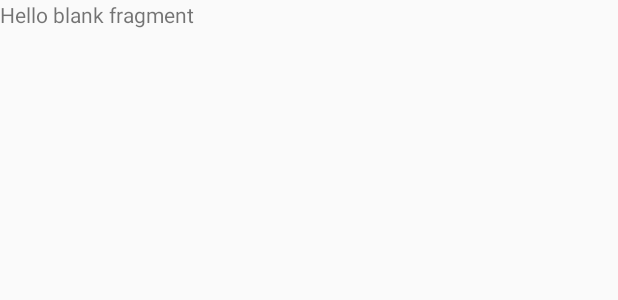
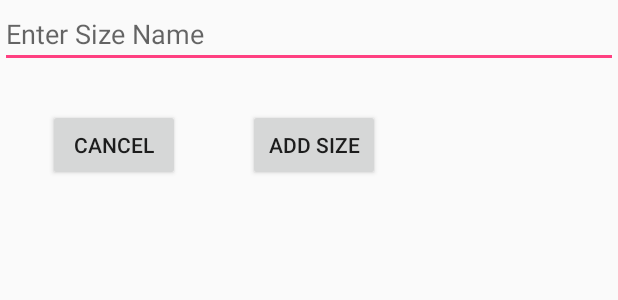
Before and after one commit to TSNichols/FoodLab, an Android app: the layout fragment_add_unit_size.xml on its own in the app's theme, with its tools: preview values and no code run, on a phone screen of 412 x 824 dp. Shown: the top 300 px of the screen. Run offline under Robolectric (Android 15) with nearby library versions, the phone set to English and light mode, and no system bars.

Commit message:
setup new size fragment with buttons

```diff
--- a/app/src/main/java/tsnichols/foodlab/Ingredients_Screen.java
+++ b/app/src/main/java/tsnichols/foodlab/Ingredients_Screen.java
@@ -24,4 +24,10 @@ public class Ingredients_Screen extends AppCompatActivity {
         addIngredient.show(getFragmentManager(),"AddIngredient");
     }
 
+    public void Add_Size_Method(View v){
+
+        AddUnitSize addUnitSize = new AddUnitSize();
+        addUnitSize.show(getFragmentManager(), "AddUnitSize");
+    }
+
 }
--- a/app/src/main/res/layout/fragment_add_unit_size.xml
+++ b/app/src/main/res/layout/fragment_add_unit_size.xml
@@ -1,13 +1,39 @@
-<FrameLayout xmlns:android="http://schemas.android.com/apk/res/android"
+<RelativeLayout xmlns:android="http://schemas.android.com/apk/res/android"
     xmlns:tools="http://schemas.android.com/tools"
     android:layout_width="match_parent"
     android:layout_height="match_parent"
     tools:context="tsnichols.foodlab.AddUnitSize">
 
-    <!-- TODO: Update blank fragment layout -->
-    <TextView
+    <EditText
         android:layout_width="match_parent"
-        android:layout_height="match_parent"
-        android:text="@string/hello_blank_fragment" />
+        android:layout_height="wrap_content"
+        android:id="@+id/editText_enter_size_name"
+        android:layout_alignParentTop="true"
+        android:layout_alignParentLeft="true"
+        android:layout_alignParentStart="true"
+        android:hint="@string/enter_new_size" />
 
-</FrameLayout>
+    <Button
+        android:layout_width="wrap_content"
+        android:layout_height="wrap_content"
+        android:text="@string/add_size_cancel"
+        android:id="@+id/btn_dialog_cancel_size"
+        android:layout_below="@+id/editText_enter_size_name"
+        android:layout_alignParentLeft="true"
+        android:layout_alignParentStart="true"
+        android:layout_marginLeft="32dp"
+        android:layout_marginStart="32dp"
+        android:layout_marginTop="27dp" />
+
+    <Button
+        android:layout_width="wrap_content"
+        android:layout_height="wrap_content"
+        android:text="@string/add_size_btn"
+        android:id="@+id/btn_dialog_add_size"
+        android:layout_alignTop="@+id/btn_dialog_cancel_size"
+        android:layout_toRightOf="@+id/btn_dialog_cancel_size"
+        android:layout_toEndOf="@+id/btn_dialog_cancel_size"
+        android:layout_marginLeft="45dp"
+        android:layout_marginStart="45dp" />
+
+</RelativeLayout>
--- a/app/src/main/res/layout/ingredients_screen.xml
+++ b/app/src/main/res/layout/ingredients_screen.xml
@@ -61,7 +61,8 @@
         android:layout_below="@+id/spin_unit_size"
         android:layout_alignLeft="@+id/txt_unit_size"
         android:layout_alignStart="@+id/txt_unit_size"
-        android:layout_marginTop="93dp" />
+        android:layout_marginTop="93dp"
+        android:onClick="Add_Size_Method" />
 
     <Button
         android:layout_width="wrap_content"
--- a/app/src/main/res/values/strings.xml
+++ b/app/src/main/res/values/strings.xml
@@ -49,14 +49,16 @@
     <string name="new_ingredient">New Ingredient</string>
     <string name="new_unit_size">Add Size</string>
 
-    //Add Ingredients Fragment
+    //Add Ingredients Dialog Fragment
     <string name="enter_new_ingredient">Enter Ingredient Name</string>
     <string name="select_unit_size">Select Unit Size:</string>
     <string name="add_ingred_btn">Add Ingredient</string>
     <string name="add_ingred_cancel">Cancel</string>
 
-    <!-- TODO: Remove or change this placeholder text -->
-    <string name="hello_blank_fragment">Hello blank fragment</string>
+    //Add Size Dialog Fragment
+    <string name="enter_new_size">Enter Size Name</string>
+    <string name="add_size_btn">Add Size</string>
+    <string name="add_size_cancel">Cancel</string>
 
 
 </resources>
```
Also changed, not shown: app/src/main/java/tsnichols/foodlab/AddUnitSize.java (+25 -88 lines), app/src/main/java/tsnichols/foodlab/AddIngredient.java (indentation only).
